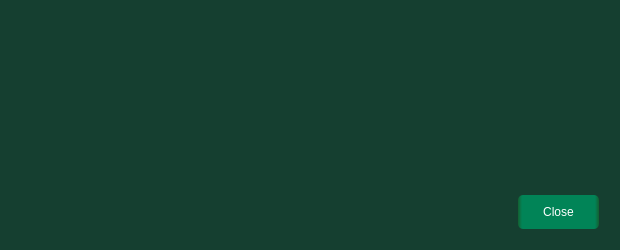
Qt form src/qt/forms/transactiondescdialog.ui (EverGreenCoinDev/EverGreenCoin) before a commit.
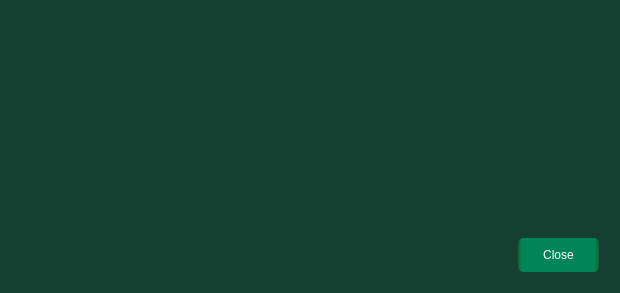
The same form after that commit.

Commit message: TX details size

Patch:
```diff
--- a/src/qt/forms/transactiondescdialog.ui
+++ b/src/qt/forms/transactiondescdialog.ui
@@ -7,7 +7,7 @@
     <x>0</x>
     <y>0</y>
     <width>620</width>
-    <height>250</height>
+    <height>293</height>
    </rect>
   </property>
   <property name="windowTitle">
```
